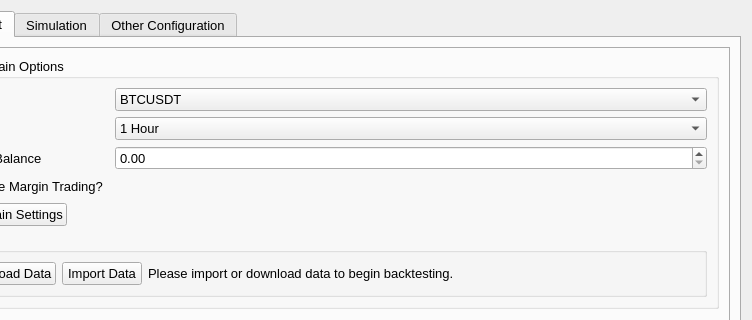
ZENALC/algobot, file UI/configuration.ui: the form before one commit; both pictures show x 124 to 876 and y 0 to 320 of the 876 by 776 pixel window.
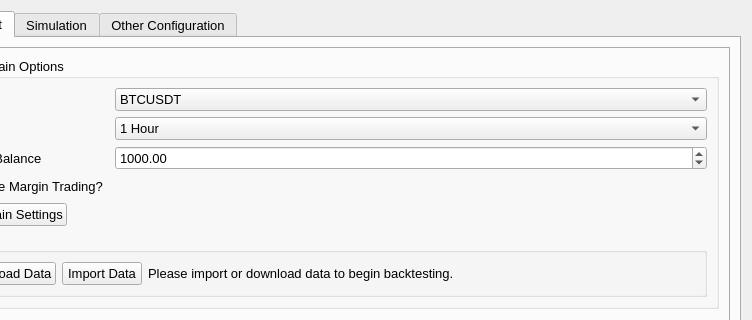
The form after the commit.

Diff of the .ui file:
```diff
--- a/UI/configuration.ui
+++ b/UI/configuration.ui
@@ -1107,7 +1107,17 @@
                </widget>
               </item>
               <item row="2" column="1" colspan="2">
-               <widget class="QDoubleSpinBox" name="backtestStartingBalanceSpinBox"/>
+               <widget class="QDoubleSpinBox" name="backtestStartingBalanceSpinBox">
+                <property name="minimum">
+                 <double>1.000000000000000</double>
+                </property>
+                <property name="maximum">
+                 <double>10000000.000000000000000</double>
+                </property>
+                <property name="value">
+                 <double>1000.000000000000000</double>
+                </property>
+               </widget>
               </item>
              </layout>
             </widget>
```
